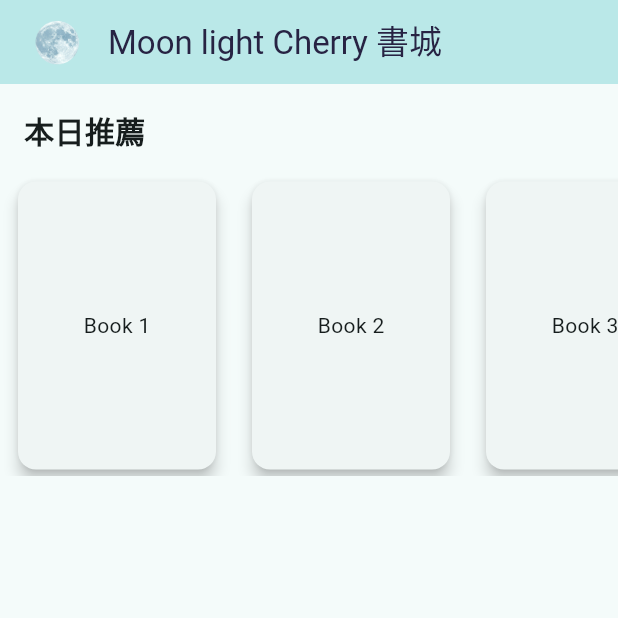
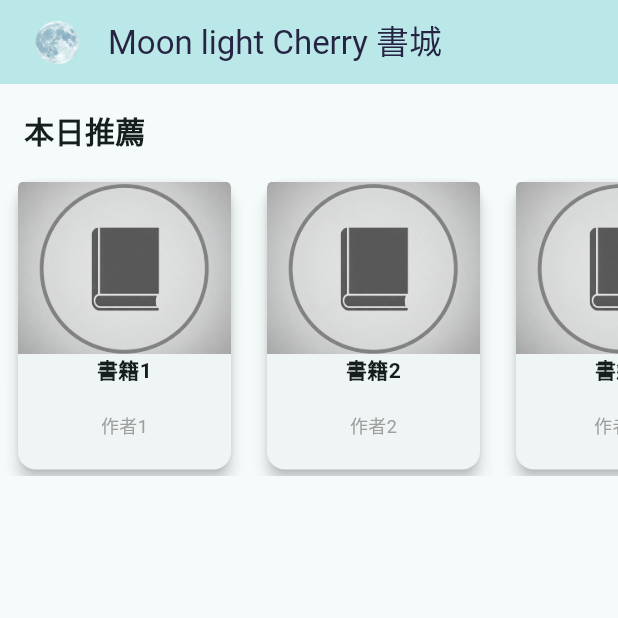
Before and after one commit to AlexTrinityBlock/moonlight_cherry_books_flutter, a Flutter app: the screen it shows after launch, on a phone screen of 412 x 824 dp, the top half of it. Run offline on Flutter 3.47's test engine with Material 3 defaults, Android fonts, the phone set to English and light mode, and no system bars.

Commit message:
新增每日推薦書籍資料類型及顯示組件，更新首頁以顯示推薦書籍

```diff
--- /dev/null
+++ b/lib/data/daily_recommendation_book.dart
@@ -0,0 +1,14 @@
+// 每日推薦書資料類型
+class DailyRecommendationBook {
+  String id;
+  String title;
+  String author;
+  String coverImageUrl;
+
+  DailyRecommendationBook({
+    required this.id,
+    required this.title,
+    required this.author,
+    required this.coverImageUrl,
+  });
+}
--- a/lib/pages/home.dart
+++ b/lib/pages/home.dart
@@ -1,5 +1,6 @@
 import 'package:flutter/material.dart';
 import 'package:moonlight_cherry_books_flutter/widgets/app_bar_1.dart';
+import 'package:moonlight_cherry_books_flutter/widgets/daily_recommendations.dart';
 
 /// 首頁組件 - 使用有狀態組件實現書籍展示功能
 class HomePage extends StatefulWidget {
@@ -18,50 +19,10 @@ class _HomePageState extends State<HomePage> {
       // 使用自定義應用欄
       appBar: AppBar1(),
       // 使用滾動視圖包裝內容，支持垂直滾動
-      body: SingleChildScrollView(
-        child: Column(
-          // 設置列中的內容左對齊
-          crossAxisAlignment: CrossAxisAlignment.start,
+      body: ListView(
         children: [
           // 熱門書籍區塊標題
-            const Padding(
-              padding: EdgeInsets.all(16.0),
-              child: Text(
-                '本日推薦',
-                style: TextStyle(
-                  fontSize: 20,
-                  fontWeight: FontWeight.bold,
-                ),
-              ),
-            ),
-            // 熱門書籍橫向滾動列表
-            SizedBox(
-              // 設置固定高度
-              height: 200,
-              child: ListView.builder(
-                // 設置水平滾動方向
-                scrollDirection: Axis.horizontal,
-                // 示例數據：顯示5本書
-                itemCount: 5, // 熱門書籍數量
-                // 構建每個書籍項目
-                itemBuilder: (context, index) {
-                  return Container(
-                    // 設置每本書的寬度
-                    width: 140,
-                    // 添加水平間距
-                    margin: const EdgeInsets.symmetric(horizontal: 8.0),
-                    child: Card(
-                      // 添加陰影效果
-                      elevation: 4,
-                      child: Center(
-                        // 示例：顯示書籍編號
-                        child: Text('Book ${index + 1}'),
-                      ),
-                    ),
-                  );
-                },
-              ),
-            ),
+          DailyRecommendations(),
           // 書籍分類橫幅（待實現）
 
           // 書籍分類區塊（待實現）
@@ -69,7 +30,6 @@ class _HomePageState extends State<HomePage> {
 
         ],
       ),
-      ),
     );
   }
 }
--- /dev/null
+++ b/lib/widgets/daily_recommendations.dart
@@ -0,0 +1,155 @@
+import 'package:flutter/material.dart'; // 導入Flutter材料設計庫，提供基本UI組件
+import 'package:moonlight_cherry_books_flutter/data/daily_recommendation_book.dart';
+
+// Moke數據類 - 用於模擬書籍數據
+List <DailyRecommendationBook> books_list = [
+  // 定義一個書籍列表，包含每日推薦的書籍數據
+  DailyRecommendationBook(
+    id: '1',
+    title: '書籍1',
+    author: '作者1',
+    coverImageUrl: 'assets/images/moke_book_icon.jpg',
+  ),
+
+  DailyRecommendationBook(
+    id: '2',
+    title: '書籍2',
+    author: '作者2',
+    coverImageUrl: 'assets/images/moke_book_icon.jpg',
+  ),
+
+  DailyRecommendationBook(
+    id: '3',
+    title: '書籍3',
+    author: '作者3s',
+    coverImageUrl: 'assets/images/moke_book_icon.jpg',
+  ),
+];
+
+class DailyRecommendations extends StatelessWidget {
+  // 定義無狀態組件類，用於顯示每日推薦的書籍
+  const DailyRecommendations({Key? key}) : super(key: key); // 構造函數，接收可選的鍵參數
+
+  @override
+  Widget build(BuildContext context) {
+
+    // 重寫build方法，定義UI結構
+    return Column(
+      // 使用Column縱向排列子組件
+      crossAxisAlignment: CrossAxisAlignment.start,
+      // 設置子組件水平方向靠左對齊
+      children: [
+
+        // 推薦書單標題
+        const Padding(
+          // 添加內邊距
+          padding: EdgeInsets.all(16.0),
+          // 在所有方向添加16像素的內邊距
+          child: Text(
+            // 文本組件
+            '本日推薦',
+            // 顯示的文本內容
+            style: TextStyle(
+              // 設置文本樣式
+              fontSize: 20,
+              // 字體大小為20像素
+              fontWeight: FontWeight.bold,
+              // 字體粗細為粗體
+            ),
+          ),
+        ),
+
+        // 推薦書單本體
+        SizedBox(
+          // 固定尺寸的容器
+          height: 200,
+          // 設置高度為200像素
+          child: ListView.builder(
+            // 使用ListView.builder創建滾動列表
+            scrollDirection: Axis.horizontal,
+            // 設置水平滾動方向
+            physics: const ClampingScrollPhysics(),
+            // 使用ClampingScrollPhysics防止嵌套滾動衝突
+            itemCount: books_list.length, // 使用全局定義的書籍列表長度
+            itemBuilder: (context, index) {
+              // 定義如何構建每個列表項
+              final book = books_list[index]; // 獲取當前索引的書籍對象
+              // 打印書籍對象以便於調試
+              print(book.id);
+              return Container(
+                // 返回一個容器
+                width: 150,
+                // 設置容器寬度為150像素
+                margin: const EdgeInsets.symmetric(horizontal: 8.0),
+                // 設置水平方向的外邊距為8像素
+                child: Card(
+                  // 卡片組件，用於顯示書籍
+                  elevation: 4,
+                  // 設置卡片陰影高度為4
+                  child: Column(
+                    // 使用Column縱向排列書籍信息組件
+                    mainAxisAlignment: MainAxisAlignment.center,
+                    // 主軸居中對齊
+                    children: [
+                      // 書籍封面
+                      Expanded(
+                        flex: 6, // 佔據70%的空間
+                        child: ClipRRect(
+                          // 添加圓角裁剪，讓圖片更美觀
+                          borderRadius: const BorderRadius.vertical(top: Radius.circular(4)),
+                          child: Image.asset(
+                            book.coverImageUrl, // 使用書籍的封面圖片URL
+                            fit: BoxFit.cover, // 變更為cover以填滿整個區域
+                            width: double.infinity, // 確保寬度填滿
+                            height: double.infinity, // 確保高度填滿
+                            errorBuilder: (context, error, stackTrace) {
+                              // 如果圖片加載失敗，顯示佔位圖標
+                              return Container(
+                                color: Colors.grey[200],
+                                child: const Center(
+                                  child: Icon(Icons.book, size: 60, color: Colors.grey),
+                                ),
+                              );
+                            },
+                          ),
+                        ),
+                      ),
+                      // 書籍標題
+                      Expanded(
+                        flex: 2, // 佔據20%的空間
+                        child: Padding(
+                          padding: const EdgeInsets.symmetric(horizontal: 8.0),
+                          child: Text(
+                            book.title, // 顯示書籍標題
+                            style: const TextStyle(fontWeight: FontWeight.bold),
+                            textAlign: TextAlign.center,
+                            overflow: TextOverflow.ellipsis, // 文本過長時顯示省略號
+                          ),
+                        ),
+                      ),
+                      // 書籍作者
+                      Expanded(
+                        flex: 2, // 佔據10%的空間
+                        child: Padding(
+                          padding: const EdgeInsets.only(bottom: 8.0, left: 8.0, right: 8.0),
+                          child: Text(
+                            book.author, // 顯示書籍作者
+                            style: const TextStyle(fontSize: 12, color: Colors.grey),
+                            textAlign: TextAlign.center,
+                            overflow: TextOverflow.ellipsis,
+                          ),
+                        ),
+                      ),
+                    ],
+                  ),
+                ),
+              );
+            },
+          ),
+        ),
+
+
+      ],
+    );
+  }
+}
```
Also changed, not shown: assets/images/moke_book_icon.jpg (added). Lines whose indentation alone changed are shown as unchanged.
